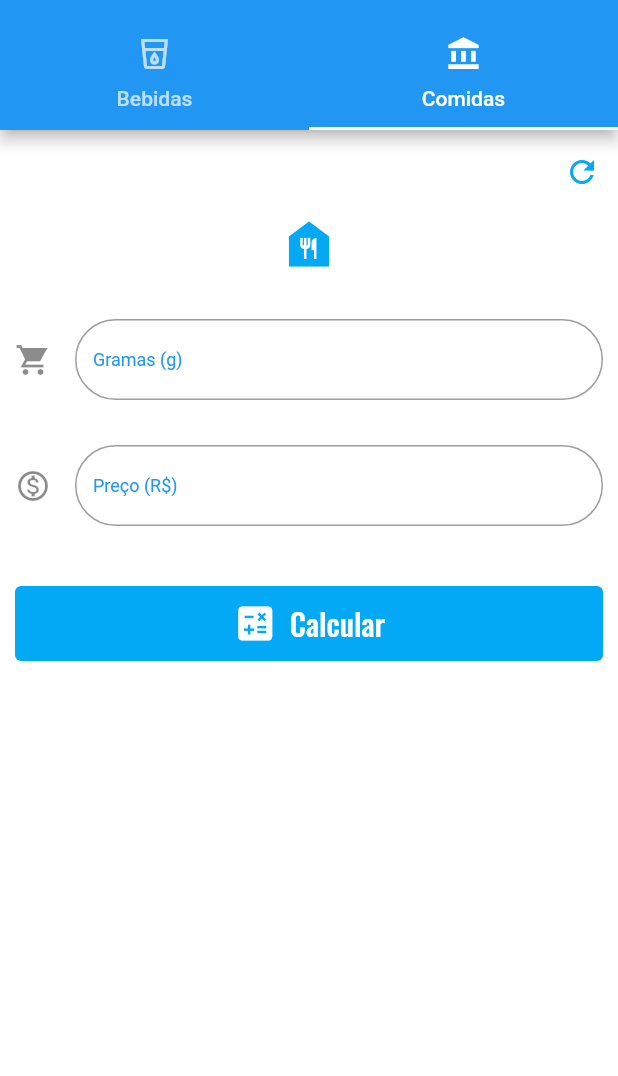
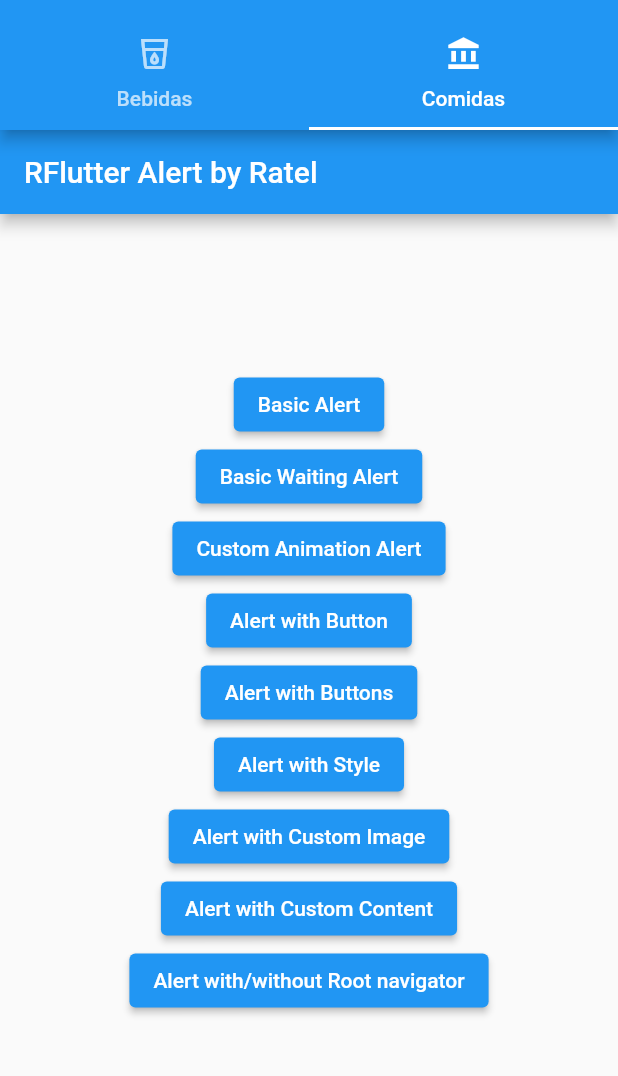
Before and after one commit to gustavopxavier/app_medidas, a Flutter app: the screen it shows after launch, tab 2 chosen, on a phone screen of 412 x 824 dp, the part 65-1141 px from its top. Run offline on Flutter 3.47's test engine with Material 2 defaults, Android fonts, the phone set to English and light mode, and no system bars; our stand-ins replace animated_splash_screen, google_fonts, rflutter_alert; missing offline and left inert: moneytextformfield.

Commit message:
Tela de testes alerts.

```diff
--- a/lib/drinks_screen_money.dart
+++ b/lib/drinks_screen_money.dart
@@ -1,4 +1,5 @@
 import 'package:flutter/material.dart';
+import 'package:flutter/services.dart';
 import 'package:google_fonts/google_fonts.dart';
 import 'package:moneytextformfield/moneytextformfield.dart';
 
@@ -82,9 +83,9 @@ class _DrinksScreenMoneyState extends State<DrinksScreenMoney> {
         // fontWeight: FontWeight.bold,
       ),
       controller: longCtrl,
-      // inputFormatters: <TextInputFormatter>[
-      //   FilteringTextInputFormatter.digitsOnly
-      // ],
+      inputFormatters: <TextInputFormatter>[
+        FilteringTextInputFormatter.digitsOnly
+      ],
       validator: (value) {
         if (value.isEmpty) {
           return "Insira quantos mililitros (ml)";
--- a/lib/home_screen.dart
+++ b/lib/home_screen.dart
@@ -2,6 +2,7 @@ import 'package:app_medidas/drinks_screen.dart';
 import 'package:app_medidas/drinks_screen_money.dart';
 import 'package:app_medidas/drinks_screen_test.dart';
 import 'package:app_medidas/food_screen.dart';
+import 'package:app_medidas/widgets/alerts_teste.dart';
 import 'package:flutter/material.dart';
 import 'package:google_fonts/google_fonts.dart';
 
@@ -50,7 +51,8 @@ class _HomeScreenState extends State<HomeScreen> {
           body: TabBarView(
             children: [
               DrinksScreenMoney(),
-              FoodScreen(),
+              // FoodScreen(),
+              AlertsTestes(),
             ],
           ),
         ),
--- /dev/null
+++ b/lib/widgets/alerts_teste.dart
@@ -0,0 +1,346 @@
+import 'package:flutter/cupertino.dart';
+import 'package:flutter/material.dart';
+import 'package:rflutter_alert/rflutter_alert.dart';
+
+void main() => runApp(AlertsTestes());
+
+class AlertsTestes extends StatelessWidget {
+  @override
+  Widget build(BuildContext context) {
+    return MaterialApp(
+      debugShowCheckedModeBanner: false,
+      home: Scaffold(
+        appBar: AppBar(
+          title: Text('RFlutter Alert by Ratel'),
+        ),
+        body: PopupDialog(),
+      ),
+    );
+  }
+}
+
+class PopupDialog extends StatelessWidget {
+  @override
+  Widget build(BuildContext context) {
+    return Container(
+      child: Center(
+        child: Column(
+          mainAxisAlignment: MainAxisAlignment.center,
+          children: <Widget>[
+            ElevatedButton(
+              child: Text('Basic Alert'),
+              onPressed: () => _onBasicAlertPressed(context),
+            ),
+            ElevatedButton(
+              child: Text('Basic Waiting Alert'),
+              onPressed: () => _onBasicWaitingAlertPressed(context),
+            ),
+            ElevatedButton(
+              child: Text('Custom Animation Alert'),
+              onPressed: () => _onCustomAnimationAlertPressed(context),
+            ),
+            ElevatedButton(
+              child: Text('Alert with Button'),
+              onPressed: () => _onAlertButtonPressed(context),
+            ),
+            ElevatedButton(
+              child: Text('Alert with Buttons'),
+              onPressed: () => _onAlertButtonsPressed(context),
+            ),
+            ElevatedButton(
+              child: Text('Alert with Style'),
+              onPressed: () => _onAlertWithStylePressed(context),
+            ),
+            ElevatedButton(
+              child: Text('Alert with Custom Image'),
+              onPressed: () => _onAlertWithCustomImagePressed(context),
+            ),
+            ElevatedButton(
+              child: Text('Alert with Custom Content'),
+              onPressed: () => _onAlertWithCustomContentPressed(context),
+            ),
+            ElevatedButton(
+              child: Text('Alert with/without Root navigator'),
+              onPressed: () => _onAlertWithRootNavigator(context),
+            ),
+          ],
+        ),
+      ),
+    );
+  }
+
+// The easiest way for creating RFlutter Alert
+  _onBasicAlertPressed(context) {
+    Alert(
+      context: context,
+      title: "RFLUTTER ALERT",
+      desc: "Flutter is more awesome with RFlutter Alert.",
+    ).show();
+  }
+
+  // Code will continue after alert is closed.
+  _onBasicWaitingAlertPressed(context) async {
+    await Alert(
+      context: context,
+      title: "RFLUTTER ALERT",
+      desc: "Flutter is more awesome with RFlutter Alert.",
+    ).show();
+
+    // Code will continue after alert is closed.
+    debugPrint("Alert closed now.");
+  }
+
+//Custom animation alert
+  _onCustomAnimationAlertPressed(context) {
+    Alert(
+      context: context,
+      title: "RFLUTTER ALERT",
+      desc: "Flutter is more awesome with RFlutter Alert.",
+      alertAnimation: fadeAlertAnimation,
+    ).show();
+  }
+
+  Widget fadeAlertAnimation(
+    BuildContext context,
+    Animation<double> animation,
+    Animation<double> secondaryAnimation,
+    Widget child,
+  ) {
+    return Align(
+      child: FadeTransition(
+        opacity: animation,
+        child: child,
+      ),
+    );
+  }
+
+// Alert with single button.
+  _onAlertButtonPressed(context) {
+    Alert(
+      context: context,
+      type: AlertType.error,
+      title: "RFLUTTER ALERT",
+      desc: "Flutter is more awesome with RFlutter Alert.",
+      buttons: [
+        DialogButton(
+          child: Text(
+            "COOL",
+            style: TextStyle(color: Colors.white, fontSize: 20),
+          ),
+          onPressed: () => _onCustomAnimationAlertPressed(context),
+          width: 120,
+        )
+      ],
+    ).show();
+  }
+
+// Alert with multiple and custom buttons
+  _onAlertButtonsPressed(context) {
+    Alert(
+      context: context,
+      type: AlertType.warning,
+      title: "RFLUTTER ALERT",
+      desc: "Flutter is more awesome with RFlutter Alert.",
+      buttons: [
+        DialogButton(
+          child: Text(
+            "FLAT",
+            style: TextStyle(color: Colors.white, fontSize: 18),
+          ),
+          onPressed: () => Navigator.pop(context),
+          color: Color.fromRGBO(0, 179, 134, 1.0),
+        ),
+        DialogButton(
+          child: Text(
+            "GRADIENT",
+            style: TextStyle(color: Colors.white, fontSize: 18),
+          ),
+          onPressed: () => Navigator.pop(context),
+          gradient: LinearGradient(colors: [
+            Color.fromRGBO(116, 116, 191, 1.0),
+            Color.fromRGBO(52, 138, 199, 1.0),
+          ]),
+        )
+      ],
+    ).show();
+  }
+
+// Advanced using of alerts
+  _onAlertWithStylePressed(context) {
+    // Reusable alert style
+    var alertStyle = AlertStyle(
+        animationType: AnimationType.fromTop,
+        isCloseButton: false,
+        isOverlayTapDismiss: false,
+        descStyle: TextStyle(fontWeight: FontWeight.bold),
+        animationDuration: Duration(milliseconds: 400),
+        alertBorder: RoundedRectangleBorder(
+          borderRadius: BorderRadius.circular(0.0),
+          side: BorderSide(
+            color: Colors.grey,
+          ),
+        ),
+        titleStyle: TextStyle(
+          color: Colors.red,
+        ),
+        constraints: BoxConstraints.expand(width: 300),
+        //First to chars "55" represents transparency of color
+        overlayColor: Color(0x55000000),
+        alertElevation: 0,
+        alertAlignment: Alignment.topCenter);
+
+    // Alert dialog using custom alert style
+    Alert(
+      context: context,
+      style: alertStyle,
+      type: AlertType.info,
+      title: "RFLUTTER ALERT",
+      desc: "Flutter is more awesome with RFlutter Alert.",
+      buttons: [
+        DialogButton(
+          child: Text(
+            "COOL",
+            style: TextStyle(color: Colors.white, fontSize: 20),
+          ),
+          onPressed: () => Navigator.pop(context),
+          color: Color.fromRGBO(0, 179, 134, 1.0),
+          radius: BorderRadius.circular(0.0),
+        ),
+      ],
+    ).show();
+  }
+
+// Alert custom images
+  _onAlertWithCustomImagePressed(context) {
+    Alert(
+      context: context,
+      title: "RFLUTTER ALERT",
+      desc: "Flutter is more awesome with RFlutter Alert.",
+      image: Image.asset("assets/success.png"),
+    ).show();
+  }
+
+// Alert custom content
+  _onAlertWithCustomContentPressed(context) {
+    Alert(
+        context: context,
+        title: "LOGIN",
+        content: Column(
+          children: <Widget>[
+            TextField(
+              decoration: InputDecoration(
+                icon: Icon(Icons.account_circle),
+                labelText: 'Username',
+              ),
+            ),
+            TextField(
+              obscureText: true,
+              decoration: InputDecoration(
+                icon: Icon(Icons.lock),
+                labelText: 'Password',
+              ),
+            ),
+          ],
+        ),
+        buttons: [
+          DialogButton(
+            onPressed: () => Navigator.pop(context),
+            child: Text(
+              "LOGIN",
+              style: TextStyle(color: Colors.white, fontSize: 20),
+            ),
+          )
+        ]).show();
+  }
+
+// Alert without root navigator
+  _onAlertWithRootNavigator(BuildContext context) {
+    Navigator.of(context).push(
+      PageRouteBuilder(
+        pageBuilder: (context, animation, secondaryAnimation) =>
+            CupertinoTabScaffold(
+          tabBar: CupertinoTabBar(
+            items: <BottomNavigationBarItem>[
+              BottomNavigationBarItem(icon: Icon(Icons.account_circle)),
+              BottomNavigationBarItem(icon: Icon(Icons.search))
+            ],
+          ),
+          tabBuilder: (BuildContext context, int index) {
+            return CupertinoTabView(
+              builder: (BuildContext context) {
+                return CupertinoPageScaffold(
+                  child: Column(
+                    mainAxisAlignment: MainAxisAlignment.center,
+                    children: [
+                      Text(
+                        "We are inside a CupertinoTabView, which has it's own navigator.",
+                        style: TextStyle(inherit: false, color: Colors.black),
+                        textAlign: TextAlign.center,
+                      ),
+                      ElevatedButton(
+                        child: Text('Alert without Root navigator'),
+                        onPressed: () => Alert(
+                            context: context,
+                            title:
+                                "pop() use root navigator ?\n\n* False will pop Alert and stay in CupertinoTabView\n* True will pop Alert and CupertinoTabView",
+                            useRootNavigator: false,
+                            buttons: [
+                              DialogButton(
+                                onPressed: () => Navigator.of(context).pop(),
+                                child: Text(
+                                  "false",
+                                  style: TextStyle(
+                                      color: Colors.white, fontSize: 20),
+                                ),
+                              ),
+                              DialogButton(
+                                onPressed: () =>
+                                    Navigator.of(context, rootNavigator: true)
+                                        .pop(),
+                                child: Text(
+                                  "true",
+                                  style: TextStyle(
+                                      color: Colors.white, fontSize: 20),
+                                ),
+                              )
+                            ]).show(),
+                      ),
+                      ElevatedButton(
+                        child: Text('Alert with Root navigator'),
+                        onPressed: () => Alert(
+                            context: context,
+                            title:
+                                "pop() use root navigator ?\n\n* False will pop CupertinoTabView and raise error in the background !\n* True will pop Alert",
+                            useRootNavigator: true,
+                            buttons: [
+                              DialogButton(
+                                onPressed: () => Navigator.of(context).pop(),
+                                child: Text(
+                                  "false",
+                                  style: TextStyle(
+                                      color: Colors.white, fontSize: 20),
+                                ),
+                              ),
+                              DialogButton(
+                                onPressed: () =>
+                                    Navigator.of(context, rootNavigator: true)
+                                        .pop(),
+                                child: Text(
+                                  "true",
+                                  style: TextStyle(
+                                      color: Colors.white, fontSize: 20),
+                                ),
+                              )
+                            ]).show(),
+                      ),
+                    ],
+                  ),
+                );
+              },
+            );
+          },
+        ),
+      ),
+    );
+  }
+}
--- a/pubspec.yaml
+++ b/pubspec.yaml
@@ -31,6 +31,7 @@ dependencies:
   google_fonts: ^2.0.0
   animated_splash_screen: ^1.1.0
   moneytextformfield: ^0.3.5+1
+  rflutter_alert: ^2.0.2
   # brasil_fields: ^1.1.2
   # flutter_masked_text: ^0.8.0
   # masked_text: ^0.0.6
```
Also changed, not shown: pubspec.lock.
